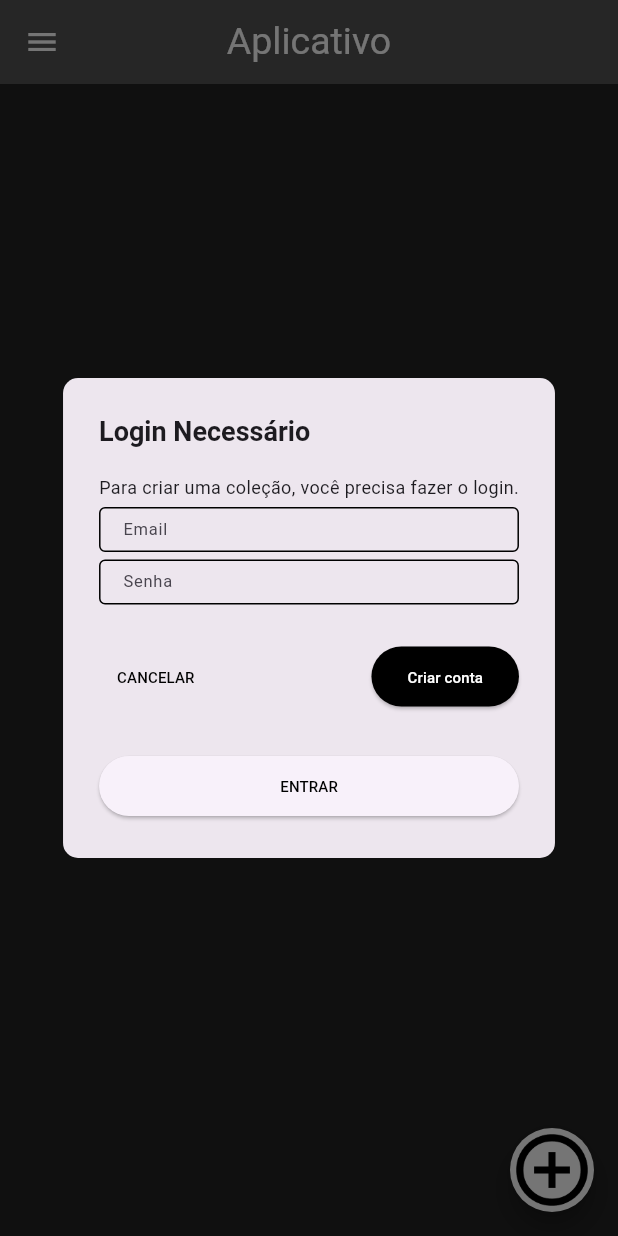
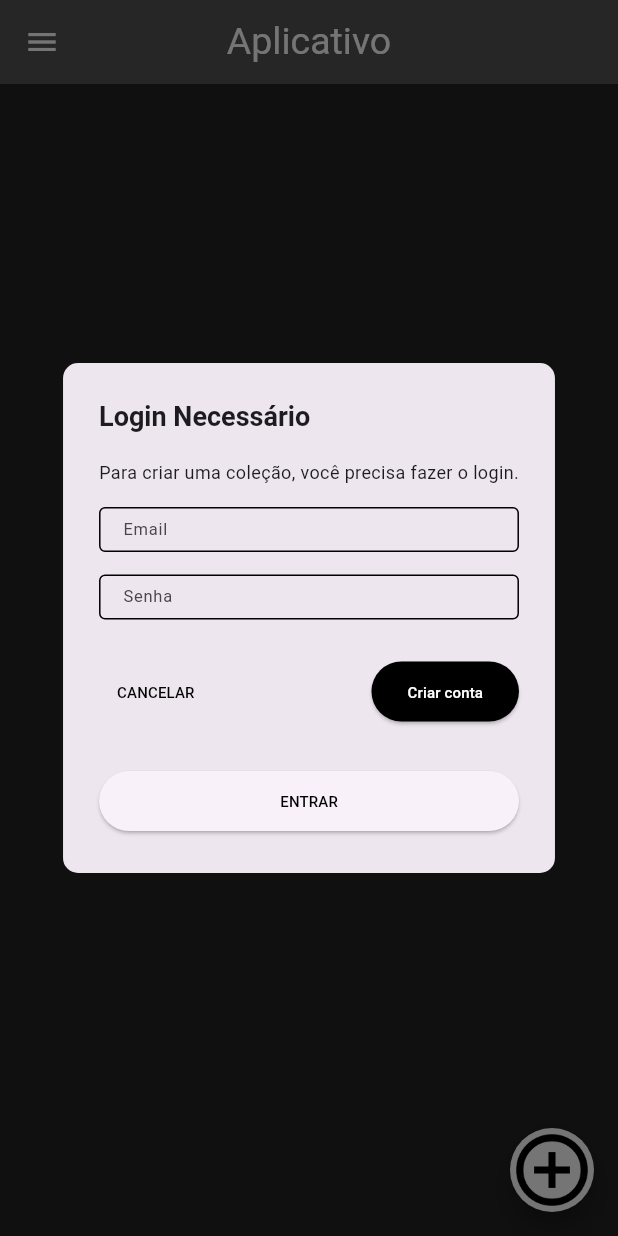
Before and after one commit to Vitor-Alvess/flashcard_app, a Flutter app: the screen it shows after launch, after a tap on "Fazer Login", on a phone screen of 412 x 824 dp. Run offline on Flutter 3.47's test engine with Material 3 defaults, Android fonts, the phone set to English and light mode, and no system bars; our stand-ins replace cloud_firestore, firebase_auth, firebase_core, flutter_bloc, image_picker; accounts and stored records are empty.

Commit message:
refactor: dialog design

```diff
--- a/lib/view/login_dialog.dart
+++ b/lib/view/login_dialog.dart
@@ -36,7 +36,7 @@ class _LoginDialogState extends State<LoginDialog> {
               "Para criar uma coleção, você precisa fazer o login.",
               style: TextStyle(fontSize: 12),
             ),
-            const SizedBox(height: 5),
+            const SizedBox(height: 15),
             SizedBox(
               height: 30,
               child: TextFormField(
@@ -70,7 +70,7 @@ class _LoginDialogState extends State<LoginDialog> {
                 },
               ),
             ),
-            const SizedBox(height: 5),
+            const SizedBox(height: 15),
             SizedBox(
               height: 30,
               child: TextFormField(
```
